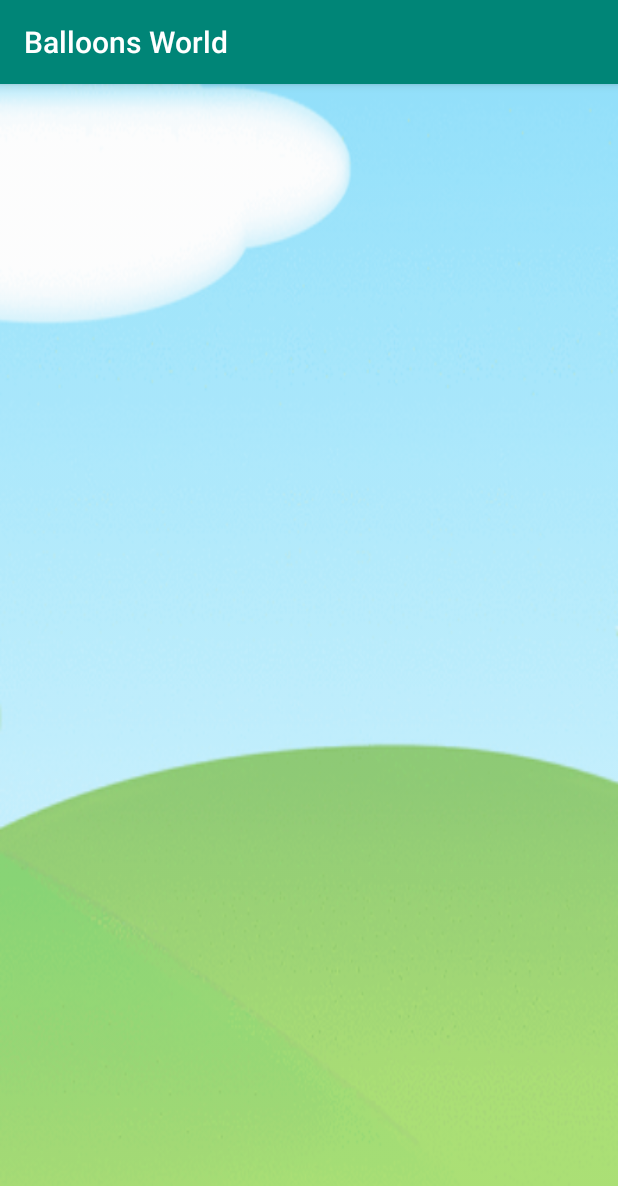
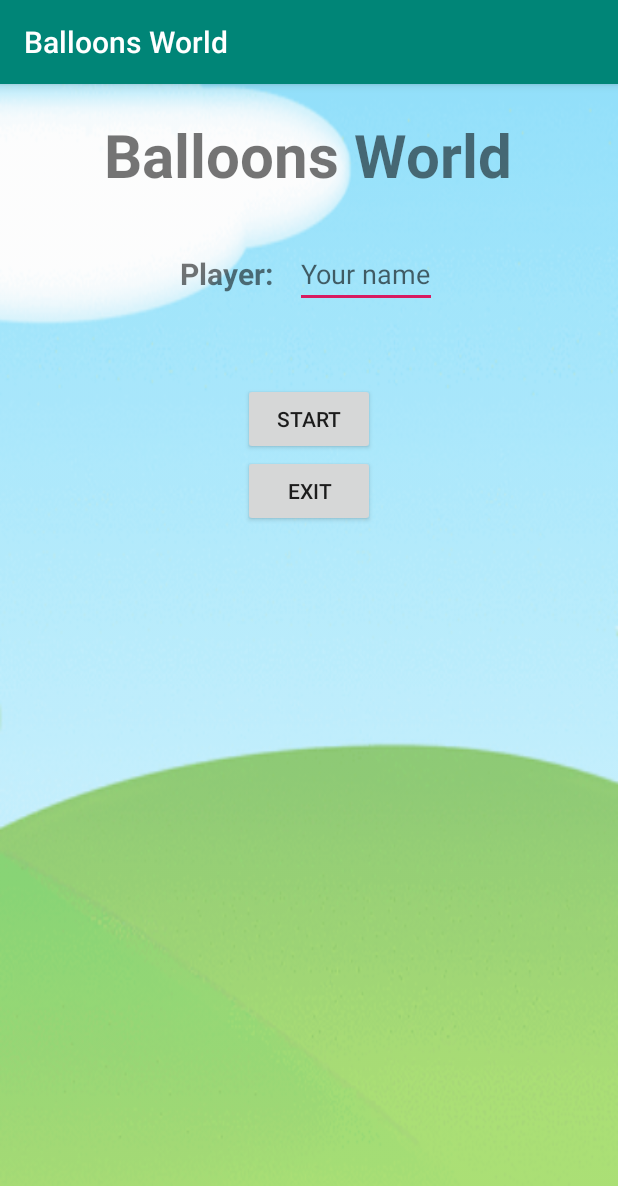
Before and after one commit to Idans123/AndroidProject, an Android app: the screen it shows after launch (MainActivity), on a phone screen of 412 x 824 dp. Shown: the top 1186 px of the screen. Run offline under Robolectric (Android 15) with nearby library versions, the phone set to English and light mode, and no system bars.

Commit message:
add first UI elements to MainActivity

```diff
--- a/app/src/main/res/layout/activity_main.xml
+++ b/app/src/main/res/layout/activity_main.xml
@@ -10,6 +10,57 @@
         android:background="@null"
         android:scaleType="fitXY"
         android:src="@drawable/background"/>
+   <TextView
+       android:layout_width="wrap_content"
+       android:layout_height="wrap_content"
+       android:text="Balloons World"
+       android:textSize="40sp"
+       android:textStyle="bold"
+       android:layout_centerHorizontal="true"
+       android:layout_marginTop="20dp"
+       android:id="@+id/welcomeTV"/>
+    <RelativeLayout
+        android:layout_width="wrap_content"
+        android:layout_height="wrap_content"
+        android:id="@+id/usernameRL"
+        android:layout_below="@+id/welcomeTV"
+        android:layout_centerInParent="true"
+        android:layout_marginTop="30dp">
+        <TextView
+            android:layout_width="wrap_content"
+            android:layout_height="wrap_content"
+            android:id="@+id/playerTV"
+            android:text="Player: "
+            android:layout_centerVertical="true"
+            android:textStyle="bold"
+            android:textSize="20dp"/>
+        <EditText
+            android:layout_width="wrap_content"
+            android:layout_height="wrap_content"
+            android:id="@+id/playerET"
+            android:layout_toEndOf="@+id/playerTV"
+            android:layout_marginStart="10dp"
+            android:hint="Your name"/>
+    </RelativeLayout>
+    <RelativeLayout
+        android:layout_width="wrap_content"
+        android:layout_height="wrap_content"
+        android:id="@+id/buttonsRL"
+        android:layout_below="@+id/usernameRL"
+        android:layout_centerInParent="true"
+        android:layout_marginTop="50dp">
+        <Button
+            android:layout_width="wrap_content"
+            android:layout_height="wrap_content"
+            android:id="@+id/startBtn"
+            android:text="Start"/>
+        <Button
+            android:layout_width="wrap_content"
+            android:layout_height="wrap_content"
+            android:id="@+id/exitBtn"
+            android:layout_below="@+id/startBtn"
+            android:text="Exit"/>
 
+    </RelativeLayout>
 
 </RelativeLayout>
```
